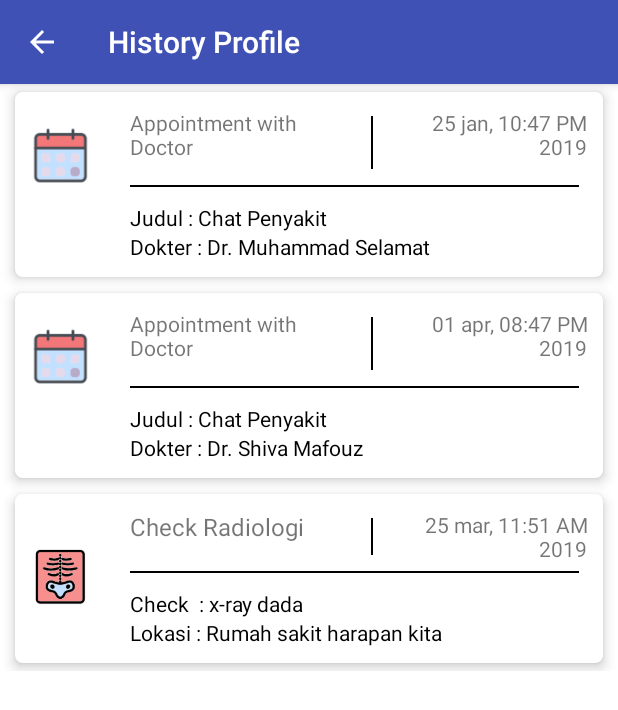
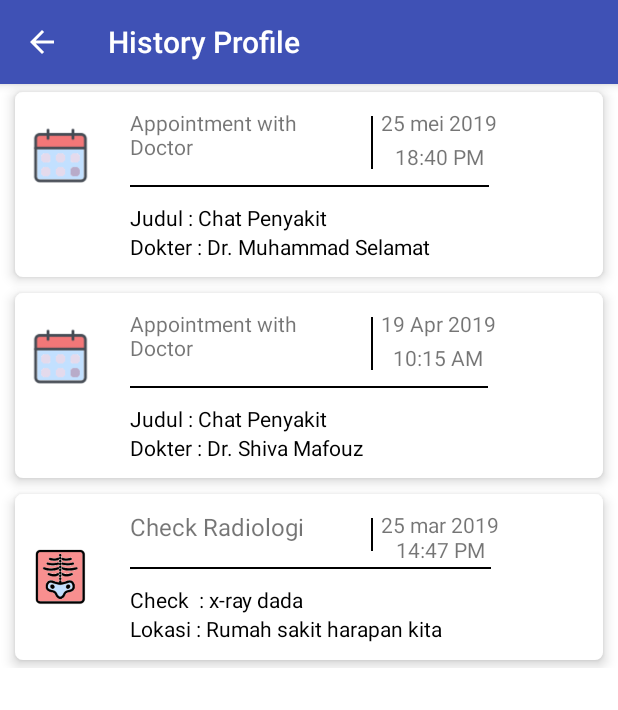
Before and after one commit to qprocompany/EzMedicPasien, an Android app: the MenuHistory screen opened directly, with no data from a screen before it, on a phone screen of 412 x 824 dp. Shown: the top 710 px of the screen. Run offline under Robolectric (Android 15) with nearby library versions, the light colour scheme and no system bars.

Commit message:
update = activity menu history

```diff
--- a/app/src/main/res/layout/activity_menu_history.xml
+++ b/app/src/main/res/layout/activity_menu_history.xml
@@ -71,14 +71,29 @@
                             android:background="@color/colorBlack"
                             android:padding="0.2dp"></LinearLayout>
 
+                        <LinearLayout
+                            android:layout_width="match_parent"
+                            android:layout_height="match_parent"
+                            android:orientation="vertical"
+                            android:gravity="end"
+                            android:layout_gravity="end">
+
                             <TextView
-                            android:id="@+id/textView42"
                                 android:layout_width="wrap_content"
                                 android:layout_height="wrap_content"
                                 android:layout_gravity="end"
-                            android:text="25 jan, 10:47 PM 2019"
-                            android:textAlignment="textEnd"
+                                android:layout_weight="1"
+                                android:text="25 mei 2019"
                                 android:textSize="14dp" />
+
+                            <TextView
+                                android:layout_width="match_parent"
+                                android:layout_height="wrap_content"
+                                android:layout_weight="1"
+                                android:text="18:40 PM"
+                                android:textAlignment="center"
+                                android:textSize="14dp" />
+                        </LinearLayout>
                     </LinearLayout>
 
                     <LinearLayout
@@ -167,14 +182,29 @@
                             android:background="@color/colorBlack"
                             android:padding="0.2dp"></LinearLayout>
 
+                        <LinearLayout
+                            android:layout_width="match_parent"
+                            android:layout_height="match_parent"
+                            android:orientation="vertical"
+                            android:gravity="end"
+                            android:layout_gravity="end">
+
                             <TextView
-                            android:id="@+id/textView23"
                                 android:layout_width="wrap_content"
                                 android:layout_height="wrap_content"
                                 android:layout_gravity="end"
-                            android:text="01 apr, 08:47 PM 2019"
-                            android:textAlignment="textEnd"
+                                android:layout_weight="1"
+                                android:text="19 Apr 2019"
                                 android:textSize="14dp" />
+
+                            <TextView
+                                android:layout_width="match_parent"
+                                android:layout_height="wrap_content"
+                                android:layout_weight="1"
+                                android:text="10:15 AM"
+                                android:textAlignment="center"
+                                android:textSize="14dp" />
+                        </LinearLayout>
                     </LinearLayout>
 
                     <LinearLayout
@@ -236,7 +266,7 @@
                 </LinearLayout>
 
                 <LinearLayout
-                    android:layout_width="match_parent"
+                    android:layout_width="wrap_content"
                     android:layout_height="wrap_content"
                     android:layout_margin="5dp"
                     android:orientation="vertical"
@@ -265,15 +295,30 @@
                             android:background="@color/colorBlack"
                             android:padding="0.2dp"></LinearLayout>
 
+                        <LinearLayout
+                            android:layout_width="match_parent"
+                            android:layout_height="match_parent"
+                            android:orientation="vertical"
+                            android:gravity="end"
+                            android:layout_gravity="end">
+
                             <TextView
-                            android:id="@+id/textView25"
                                 android:layout_width="wrap_content"
                                 android:layout_height="wrap_content"
                                 android:layout_gravity="end"
                                 android:layout_weight="1"
-                            android:text="25 mar, 11:51 AM 2019"
-                            android:textAlignment="textEnd"
+                                android:text="25 mar 2019"
                                 android:textSize="14dp" />
+
+                            <TextView
+                                android:layout_width="match_parent"
+                                android:layout_height="wrap_content"
+                                android:layout_weight="1"
+                                android:text="14:47 PM"
+                                android:textAlignment="center"
+                                android:textSize="14dp" />
+                        </LinearLayout>
+
                     </LinearLayout>
 
                     <LinearLayout
```
Lines whose indentation alone changed are shown as unchanged.
